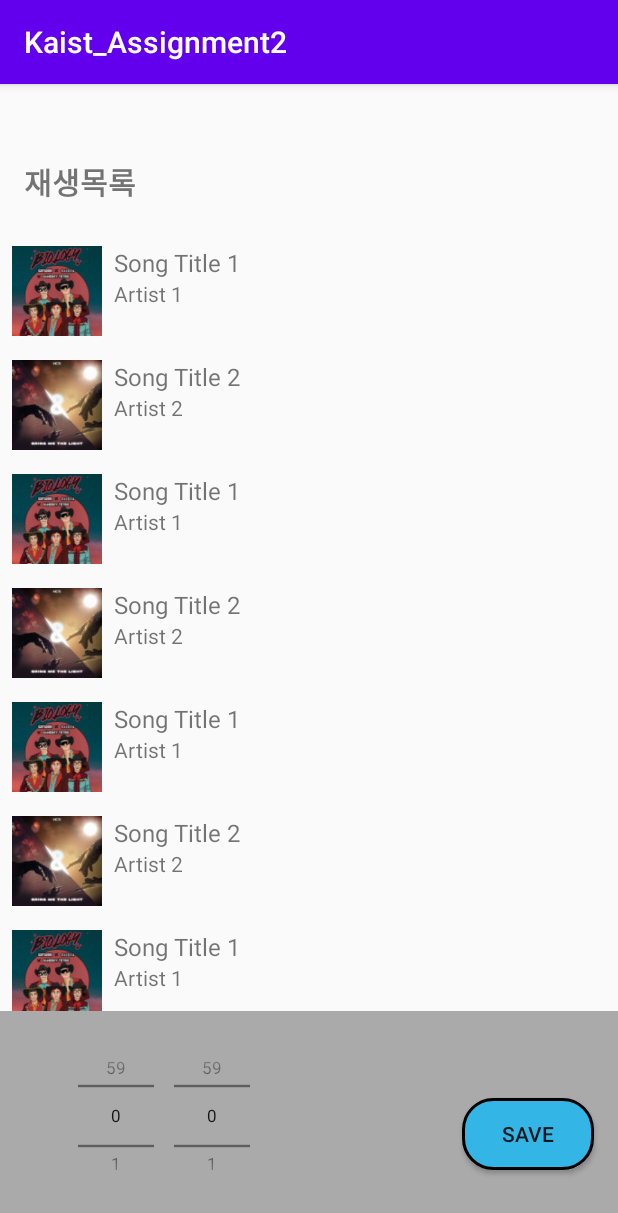
After one commit to jimini1026/Kaist_Week2_Sleeptight_front, an Android app built with Jetpack Compose: the fragment MusicFragment shown on its own in the app's theme, on a phone screen of 412 x 824 dp. The commit adds this screen. Shown: the top 1213 px of the screen. Run offline under Robolectric (Android 15) with nearby library versions, the phone set to English and light mode, and no system bars.

Commit message:
두번째 탭 UI 완성

```diff
--- a/app/build.gradle
+++ b/app/build.gradle
@@ -73,4 +73,5 @@ dependencies {
     implementation "com.squareup.retrofit2:converter-gson:$retrofit_version"
 
     implementation 'com.prolificinteractive:material-calendarview:1.4.3'
+    implementation 'androidx.recyclerview:recyclerview:1.2.1'
 }
--- a/app/src/main/java/com/example/kaist_assignment2/MainActivity.kt
+++ b/app/src/main/java/com/example/kaist_assignment2/MainActivity.kt
@@ -67,7 +67,7 @@ class MainActivity : AppCompatActivity() {
         override fun createFragment(position: Int): Fragment {
             return when (position) {
                 0 -> UserFragment.newInstance(userName, userId)
-                1 -> UserFragment.newInstance(userName, userId)
+                1 -> MusicFragment.newInstance()
                 2 -> CalendarFragment.newInstance()
                 else -> throw IllegalStateException("Unexpected position $position")
             }
--- /dev/null
+++ b/app/src/main/java/com/example/kaist_assignment2/MusicFragment.kt
@@ -0,0 +1,70 @@
+package com.example.kaist_assignment2
+
+import android.os.Bundle
+import android.view.LayoutInflater
+import android.view.View
+import android.view.ViewGroup
+import android.widget.NumberPicker
+import androidx.fragment.app.Fragment
+import androidx.recyclerview.widget.LinearLayoutManager
+import androidx.recyclerview.widget.RecyclerView
+
+class MusicFragment : Fragment() {
+
+    companion object {
+        fun newInstance(): MusicFragment {
+            return MusicFragment()
+        }
+    }
+
+    override fun onCreateView(
+        inflater: LayoutInflater, container: ViewGroup?,
+        savedInstanceState: Bundle?
+    ): View? {
+        // fragment_music 레이아웃 파일을 인플레이트합니다.
+        val view = inflater.inflate(R.layout.fragment_music, container, false)
+
+        // RecyclerView 설정
+        val recyclerView: RecyclerView = view.findViewById(R.id.recycler_view)
+        recyclerView.layoutManager = LinearLayoutManager(context)
+        recyclerView.adapter = SongsAdapter(getSampleSongs())
+
+        // NumberPicker 설정
+        val minutePicker: NumberPicker = view.findViewById(R.id.minute_picker)
+        val secondPicker: NumberPicker = view.findViewById(R.id.second_picker)
+
+        minutePicker.minValue = 0
+        minutePicker.maxValue = 59
+
+        secondPicker.minValue = 0
+        secondPicker.maxValue = 59
+
+        // 초기값 설정 (예: 0분 0초)
+        minutePicker.value = 0
+        secondPicker.value = 0
+
+        return view
+    }
+
+    // 샘플 데이터 생성
+    private fun getSampleSongs(): List<Song> {
+        return listOf(
+            Song("Song Title 1", "Artist 1", R.drawable.album_art_1),
+            Song("Song Title 2", "Artist 2", R.drawable.album_art_2),
+            Song("Song Title 1", "Artist 1", R.drawable.album_art_1),
+            Song("Song Title 2", "Artist 2", R.drawable.album_art_2),
+            Song("Song Title 1", "Artist 1", R.drawable.album_art_1),
+            Song("Song Title 2", "Artist 2", R.drawable.album_art_2),
+            Song("Song Title 1", "Artist 1", R.drawable.album_art_1),
+            Song("Song Title 2", "Artist 2", R.drawable.album_art_2),
+            Song("Song Title 1", "Artist 1", R.drawable.album_art_1),
+            Song("Song Title 2", "Artist 2", R.drawable.album_art_2),
+            Song("Song Title 1", "Artist 1", R.drawable.album_art_1),
+            Song("Song Title 2", "Artist 2", R.drawable.album_art_2),
+            Song("Song Title 1", "Artist 1", R.drawable.album_art_1),
+            Song("Song Title 2", "Artist 2", R.drawable.album_art_2),
+            Song("Song Title 1", "Artist 1", R.drawable.album_art_1),
+            Song("Song Title 2", "Artist 2", R.drawable.album_art_2),
+        )
+    }
+}
--- /dev/null
+++ b/app/src/main/java/com/example/kaist_assignment2/Song.kt
@@ -0,0 +1,7 @@
+package com.example.kaist_assignment2
+
+data class Song(
+    val title: String,
+    val artist: String,
+    val albumArt: Int // Drawable resource ID
+)
--- /dev/null
+++ b/app/src/main/java/com/example/kaist_assignment2/SongsAdapter.kt
@@ -0,0 +1,33 @@
+package com.example.kaist_assignment2
+
+import android.view.LayoutInflater
+import android.view.View
+import android.view.ViewGroup
+import android.widget.ImageView
+import android.widget.TextView
+import androidx.recyclerview.widget.RecyclerView
+
+class SongsAdapter(private val songs: List<Song>) : RecyclerView.Adapter<SongsAdapter.SongViewHolder>() {
+
+    override fun onCreateViewHolder(parent: ViewGroup, viewType: Int): SongViewHolder {
+        val view = LayoutInflater.from(parent.context).inflate(R.layout.item_song, parent, false)
+        return SongViewHolder(view)
+    }
+
+    override fun onBindViewHolder(holder: SongViewHolder, position: Int) {
+        val song = songs[position]
+        holder.songTitle.text = song.title
+        holder.artistName.text = song.artist
+        holder.albumArt.setImageResource(song.albumArt)
+    }
+
+    override fun getItemCount(): Int {
+        return songs.size
+    }
+
+    class SongViewHolder(itemView: View) : RecyclerView.ViewHolder(itemView) {
+        val songTitle: TextView = itemView.findViewById(R.id.song_title)
+        val artistName: TextView = itemView.findViewById(R.id.artist_name)
+        val albumArt: ImageView = itemView.findViewById(R.id.album_art)
+    }
+}
--- a/app/src/main/res/layout/activity_main.xml
+++ b/app/src/main/res/layout/activity_main.xml
@@ -4,8 +4,7 @@
     xmlns:app="http://schemas.android.com/apk/res-auto"
     xmlns:tools="http://schemas.android.com/tools"
     android:layout_width="match_parent"
-    android:layout_height="match_parent"
-    android:padding="16dp">
+    android:layout_height="match_parent">
 
     <com.google.android.material.tabs.TabLayout
         android:id="@+id/tab_layout"
--- /dev/null
+++ b/app/src/main/res/layout/fragment_music.xml
@@ -0,0 +1,84 @@
+<?xml version="1.0" encoding="utf-8"?>
+<androidx.constraintlayout.widget.ConstraintLayout xmlns:android="http://schemas.android.com/apk/res/android"
+    xmlns:app="http://schemas.android.com/apk/res-auto"
+    xmlns:tools="http://schemas.android.com/tools"
+    android:layout_width="match_parent"
+    android:layout_height="match_parent"
+    tools:context=".MusicFragment">
+
+    <TextView
+        android:id="@+id/playlist_title"
+        android:layout_width="wrap_content"
+        android:layout_height="wrap_content"
+        android:text="재생목록"
+        android:textSize="20sp"
+        android:textStyle="bold"
+        app:layout_constraintTop_toTopOf="parent"
+        app:layout_constraintStart_toStartOf="parent"
+        android:layout_marginStart="16dp"
+        android:layout_marginTop="50dp" />
+
+    <androidx.recyclerview.widget.RecyclerView
+        android:id="@+id/recycler_view"
+        android:layout_width="match_parent"
+        android:layout_height="0dp"
+        android:layout_marginTop="100dp"
+        app:layout_constraintTop_toTopOf="parent"
+        app:layout_constraintBottom_toTopOf="@id/bottom_box"
+        app:layout_constraintStart_toStartOf="parent"
+        app:layout_constraintEnd_toEndOf="parent" />
+
+    <View
+        android:id="@+id/bottom_box"
+        android:layout_width="0dp"
+        android:layout_height="150dp"
+        android:background="@android:color/darker_gray"
+        app:layout_constraintBottom_toBottomOf="parent"
+        app:layout_constraintEnd_toEndOf="parent"
+        app:layout_constraintStart_toStartOf="parent"
+        app:layout_constraintWidth_percent="1" />
+
+    <LinearLayout
+        android:id="@+id/time_picker_layout"
+        android:layout_width="129dp"
+        android:layout_height="120dp"
+        android:layout_marginStart="45dp"
+        android:layout_marginTop="10dp"
+        android:orientation="horizontal"
+        app:layout_constraintStart_toStartOf="parent"
+        app:layout_constraintTop_toTopOf="@+id/bottom_box">
+
+        <NumberPicker
+            android:id="@+id/minute_picker"
+            android:layout_width="wrap_content"
+            android:layout_height="wrap_content"
+            android:max="59"
+            android:min="0"
+            android:scaleX="0.8"
+            android:scaleY="0.8"
+            android:textSize="12sp" />
+
+        <NumberPicker
+            android:id="@+id/second_picker"
+            android:layout_width="wrap_content"
+            android:layout_height="wrap_content"
+            android:max="59"
+            android:min="0"
+            android:scaleX="0.8"
+            android:scaleY="0.8"
+            android:textSize="12sp" />
+    </LinearLayout>
+
+    <Button
+        android:id="@+id/save_button"
+        android:layout_width="wrap_content"
+        android:layout_height="wrap_content"
+        android:layout_marginEnd="16dp"
+        android:layout_marginBottom="44dp"
+        android:background="@drawable/rounded_button"
+        android:text="Save"
+        app:layout_constraintBottom_toBottomOf="@id/bottom_box"
+        app:layout_constraintEnd_toEndOf="parent"
+        app:layout_constraintRight_toRightOf="parent" />
+
+</androidx.constraintlayout.widget.ConstraintLayout>
--- /dev/null
+++ b/app/src/main/res/layout/item_song.xml
@@ -0,0 +1,36 @@
+<?xml version="1.0" encoding="utf-8"?>
+<androidx.constraintlayout.widget.ConstraintLayout xmlns:android="http://schemas.android.com/apk/res/android"
+    xmlns:app="http://schemas.android.com/apk/res-auto"
+    android:layout_width="match_parent"
+    android:layout_height="wrap_content"
+    android:padding="8dp">
+
+    <ImageView
+        android:id="@+id/album_art"
+        android:layout_width="60dp"
+        android:layout_height="60dp"
+        app:layout_constraintStart_toStartOf="parent"
+        app:layout_constraintTop_toTopOf="parent"
+        app:layout_constraintBottom_toBottomOf="parent"
+        android:scaleType="centerCrop" />
+
+    <TextView
+        android:id="@+id/song_title"
+        android:layout_width="0dp"
+        android:layout_height="wrap_content"
+        android:layout_marginStart="8dp"
+        android:textSize="16sp"
+        app:layout_constraintStart_toEndOf="@id/album_art"
+        app:layout_constraintTop_toTopOf="@id/album_art"
+        app:layout_constraintEnd_toEndOf="parent" />
+
+    <TextView
+        android:id="@+id/artist_name"
+        android:layout_width="0dp"
+        android:layout_height="wrap_content"
+        android:layout_marginStart="8dp"
+        app:layout_constraintStart_toEndOf="@id/album_art"
+        app:layout_constraintTop_toBottomOf="@id/song_title"
+        app:layout_constraintEnd_toEndOf="parent" />
+
+</androidx.constraintlayout.widget.ConstraintLayout>
```
Also changed, not shown: app/src/main/res/drawable/album_art_1.jpg (added), app/src/main/res/drawable/album_art_2.jpg (added).
